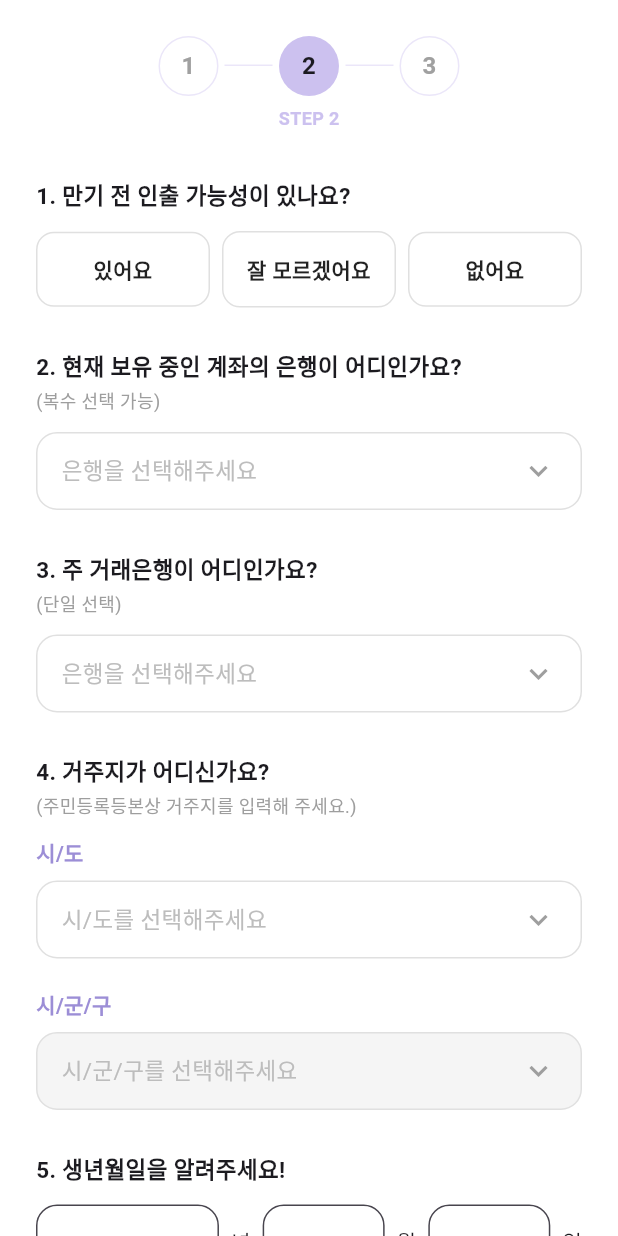
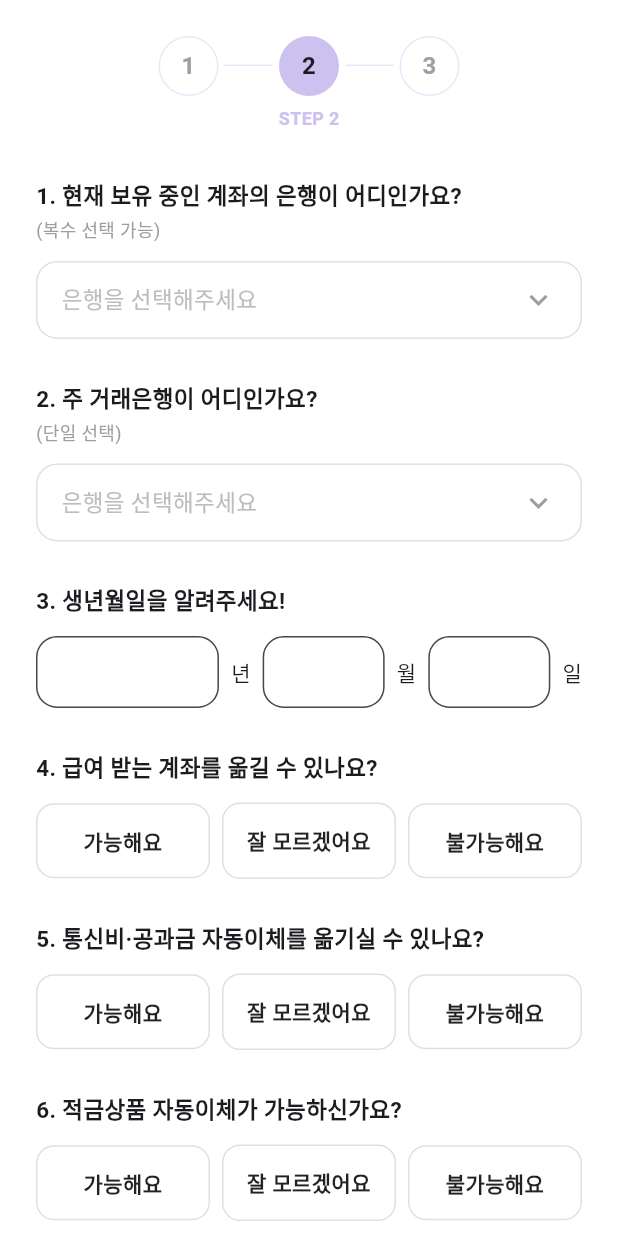
Before and after one commit to kakaotechcampus-4/ktc4-kyungpook-4, a Flutter app: the InputStep2Screen screen opened by its route, on a phone screen of 412 x 824 dp. Run offline on Flutter 3.47's test engine with Material 3 defaults, Android fonts, the phone set to English and light mode, and no system bars; our stand-ins replace flutter_riverpod, go_router.

Commit message:
feat(frontend): STEP1 금액 단위 통일 + STEP2 질문 정비
1) STEP1 목돈/월저축액 입력 단위를 "원"으로 통일하고 3자리 콤마 추가
   - onboarding_input.dart: maxLumpSum/maxMonthlySaving을 "천원" 단위에서
     "원" 단위로 변경 (10억원/1천만원, 실제 상한값은 동일)
   - thousands_separator_input_formatter.dart(신규): 입력 중 3자리마다
     콤마를 넣고 커서 위치도 올바르게 유지하는 TextInputFormatter
   - input_step1_screen.dart: suffixText를 "원"으로 통일(기존에 "만 원"으로
     잘못 바뀌어 있던 단위 불일치 버그도 같이 수정), 에러 문구에 콤마 적용
   - portfolio_provider.dart / api_client.dart: 화면 입력이 이미 "원"
     단위가 되어 API 호출 시 하던 ×1000 변환 제거

2) STEP2 질문 1번(만기 전 인출 가능성), 4번(거주지) 삭제
   - 우대조건으로 유효성이 낮다고 판단
   - onboarding_input.dart/onboarding_provider.dart: 관련 필드·메서드 제거
   - input_step3_screen.dart: 챗봇이 거주지 기반으로 새마을금고 안내 문구를
     만들던 로직을 일반 안내 문구로 단순화
   - 더 이상 안 쓰는 korea_regions.dart 데이터 파일 삭제

3) STEP2에 우대조건 질문 3개 추가 (공과금 자동이체 질문 다음)
   - "적금상품 자동이체가 가능하신가요?"
   - "연금수령(국민연금, 공무원연금 등) 계좌를 옮기실 수 있나요?"
   - "공제(새마을금고, 신협 등)가입 실적이 있으시거나, 가입 의사가 있으신가요?"
   - 응답 버튼은 기존 예/아니오/모름 구성과 동일하게 통일
   - 질문 추가·삭제에 맞춰 전체 질문 번호(1~13) 재정렬

flutter analyze 통과 확인.

Co-Authored-By: Claude Sonnet 5 <noreply@anthropic.com>

```diff
--- a/frontend/lib/data/korea_regions.dart
+++ /dev/null
@@ -1,83 +0,0 @@
-/// 거주지 선택(시/도 -> 시/군/구)에 쓰이는 대한민국 행정구역 목록.
-const Map<String, List<String>> koreaRegions = {
-  '서울특별시': [
-    '종로구', '중구', '용산구', '성동구', '광진구', '동대문구', '중랑구', '성북구',
-    '강북구', '도봉구', '노원구', '은평구', '서대문구', '마포구', '양천구', '강서구',
-    '구로구', '금천구', '영등포구', '동작구', '관악구', '서초구', '강남구', '송파구',
-    '강동구',
-  ],
-  '경기도': [
-    '수원시', '성남시', '의정부시', '안양시', '부천시', '광명시', '평택시', '동두천시',
-    '안산시', '고양시', '과천시', '구리시', '남양주시', '오산시', '시흥시', '군포시',
-    '의왕시', '하남시', '용인시', '파주시', '이천시', '안성시', '김포시', '화성시',
-    '광주시', '양주시', '포천시', '여주시', '연천군', '가평군', '양평군',
-  ],
-  '경상북도': [
-    '포항시', '경주시', '김천시', '안동시', '구미시', '영주시', '영천시', '상주시',
-    '문경시', '경산시', '의성군', '청송군', '영양군', '영덕군', '청도군', '고령군',
-    '성주군', '칠곡군', '예천군', '봉화군', '울진군', '울릉군',
-  ],
-  '경상남도': [
-    '창원시', '진주시', '통영시', '사천시', '김해시', '밀양시', '거제시', '양산시',
-    '의령군', '함안군', '창녕군', '고성군', '남해군', '하동군', '산청군', '함양군',
-    '거창군', '합천군',
-  ],
-  '충청북도': [
-    '청주시', '충주시', '제천시', '보은군', '옥천군', '영동군', '증평군', '진천군',
-    '괴산군', '음성군', '단양군',
-  ],
-  '충청남도': [
-    '천안시', '공주시', '보령시', '아산시', '서산시', '논산시', '계룡시', '당진시',
-    '금산군', '부여군', '서천군', '청양군', '홍성군', '예산군', '태안군',
-  ],
-  '전북특별자치도': [
-    '전주시', '군산시', '익산시', '정읍시', '남원시', '김제시', '완주군', '진안군',
-    '무주군', '장수군', '임실군', '순창군', '고창군', '부안군',
-  ],
-  '전라남도': [
-    '목포시', '여수시', '순천시', '나주시', '광양시', '담양군', '곡성군', '구례군',
-    '고흥군', '보성군', '화순군', '장흥군', '강진군', '해남군', '영암군', '무안군',
-    '함평군', '영광군', '장성군', '완도군', '진도군', '신안군',
-  ],
-  '강원특별자치도': [
-    '춘천시', '원주시', '강릉시', '동해시', '태백시', '속초시', '삼척시', '홍천군',
-    '횡성군', '영월군', '평창군', '정선군', '철원군', '화천군', '양구군', '인제군',
-    '고성군', '양양군',
-  ],
-  '제주특별자치도': ['제주시', '서귀포시'],
-  '부산광역시': [
-    '중구', '서구', '동구', '영도구', '부산진구', '동래구', '남구', '북구', '해운대구',
-    '사하구', '금정구', '강서구', '연제구', '수영구', '사상구', '기장군',
-  ],
-  '대구광역시': [
-    '중구', '동구', '서구', '남구', '북구', '수성구', '달서구', '달성군', '군위군',
-  ],
-  '인천광역시': [
-    '중구', '동구', '미추홀구', '연수구', '남동구', '부평구', '계양구', '서구',
-    '강화군', '옹진군',
-  ],
-  '광주광역시': ['동구', '서구', '남구', '북구', '광산구'],
-  '대전광역시': ['동구', '중구', '서구', '유성구', '대덕구'],
-  '울산광역시': ['중구', '남구', '동구', '북구', '울주군'],
-  '세종특별자치시': ['세종특별자치시'],
-};
-
-const List<String> koreaSidoOptions = [
-  '서울특별시',
-  '경기도',
-  '경상북도',
-  '경상남도',
-  '충청북도',
-  '충청남도',
-  '전북특별자치도',
-  '전라남도',
-  '강원특별자치도',
-  '제주특별자치도',
-  '부산광역시',
-  '대구광역시',
-  '인천광역시',
-  '광주광역시',
-  '대전광역시',
-  '울산광역시',
-  '세종특별자치시',
-];
--- a/frontend/lib/providers/portfolio_provider.dart
+++ b/frontend/lib/providers/portfolio_provider.dart
@@ -17,10 +17,10 @@ final recommendationProvider = FutureProvider.autoDispose<RecommendationResult>(
     final input = ref.watch(onboardingProvider);
     final client = ApiClient.instance;
 
-    // 화면 입력 단위는 "천 원" 이라, API 가 기대하는 원 단위로 변환해서 보낸다.
+    // 화면 입력 단위가 이미 "원"이라 변환 없이 그대로 보낸다.
     final profileId = await client.createProfile(
-      lumpSumWon: input.lumpSum * 1000,
-      monthlySavingWon: input.monthlySaving * 1000,
+      lumpSumWon: input.lumpSum,
+      monthlySavingWon: input.monthlySaving,
       periodMonths: input.periodMonths,
     );
     final options = await client.recommendPortfolios(profileId);
--- a/frontend/lib/screens/input/input_step2_screen.dart
+++ b/frontend/lib/screens/input/input_step2_screen.dart
@@ -4,10 +4,8 @@ import 'package:flutter_riverpod/flutter_riverpod.dart';
 import 'package:go_router/go_router.dart';
 
 import '../../data/bank_options.dart';
-import '../../data/korea_regions.dart';
 import '../../providers/onboarding_provider.dart';
 import '../../router/app_router.dart';
-import '../../theme/app_colors.dart';
 import '../../widgets/checkbox_option_list.dart';
 import '../../widgets/choice_chip_group.dart';
 import '../../widgets/next_step_button.dart';
@@ -39,7 +37,7 @@ class InputStep2Screen extends ConsumerStatefulWidget {
 }
 
 class _InputStep2ScreenState extends ConsumerState<InputStep2Screen> {
-  static const _questionCount = 12;
+  static const _questionCount = 13;
 
   final _questionKeys = List.generate(_questionCount, (_) => GlobalKey());
   final _revealed = <int>{};
@@ -83,7 +81,6 @@ class _InputStep2ScreenState extends ConsumerState<InputStep2Screen> {
   Widget build(BuildContext context) {
     final input = ref.watch(onboardingProvider);
     final notifier = ref.read(onboardingProvider.notifier);
-    final sigunguOptions = koreaRegions[input.residenceSido] ?? const [];
 
     return Scaffold(
       body: SafeArea(
@@ -97,20 +94,6 @@ class _InputStep2ScreenState extends ConsumerState<InputStep2Screen> {
               _QuestionBlock(
                 key: _questionKeys[0],
                 index: 1,
-                title: '만기 전 인출 가능성이 있나요?',
-                child: ChoiceChipGroup(
-                  options: const ['있어요', '잘 모르겠어요', '없어요'],
-                  selected: input.earlyWithdrawalPossibility,
-                  onSelected: (v) {
-                    notifier.updateEarlyWithdrawalPossibility(v);
-                    _revealNext(0);
-                  },
-                ),
-              ),
-              const SizedBox(height: 28),
-              _QuestionBlock(
-                key: _questionKeys[1],
-                index: 2,
                 title: '현재 보유 중인 계좌의 은행이 어디인가요?',
                 description: '(복수 선택 가능)',
                 child: SearchableSelectField(
@@ -124,8 +107,8 @@ class _InputStep2ScreenState extends ConsumerState<InputStep2Screen> {
               ),
               const SizedBox(height: 28),
               _QuestionBlock(
-                key: _questionKeys[2],
-                index: 3,
+                key: _questionKeys[1],
+                index: 2,
                 title: '주 거래은행이 어디인가요?',
                 description: '(단일 선택)',
                 child: SearchableSelectField(
@@ -135,51 +118,14 @@ class _InputStep2ScreenState extends ConsumerState<InputStep2Screen> {
                       input.mainBank.isEmpty ? const [] : [input.mainBank],
                   onSelect: (bank) {
                     notifier.updateMainBank(bank);
-                    _revealNext(2);
+                    _revealNext(1);
                   },
                 ),
               ),
               const SizedBox(height: 28),
               _QuestionBlock(
-                key: _questionKeys[3],
-                index: 4,
-                title: '거주지가 어디신가요?',
-                description: '(주민등록등본상 거주지를 입력해 주세요.)',
-                child: Column(
-                  crossAxisAlignment: CrossAxisAlignment.start,
-                  children: [
-                    const Text('시/도', style: _fieldLabelStyle),
-                    const SizedBox(height: 8),
-                    SearchableSelectField(
-                      hintText: '시/도를 선택해주세요',
-                      options: koreaSidoOptions,
-                      selectedValues: input.residenceSido.isEmpty
-                          ? const []
-                          : [input.residenceSido],
-                      onSelect: notifier.updateResidenceSido,
-                    ),
-                    const SizedBox(height: 20),
-                    const Text('시/군/구', style: _fieldLabelStyle),
-                    const SizedBox(height: 8),
-                    SearchableSelectField(
-                      hintText: '시/군/구를 선택해주세요',
-                      options: sigunguOptions,
-                      enabled: input.residenceSido.isNotEmpty,
-                      selectedValues: input.residenceSigungu.isEmpty
-                          ? const []
-                          : [input.residenceSigungu],
-                      onSelect: (v) {
-                        notifier.updateResidenceSigungu(v);
-                        _revealNext(3);
-                      },
-                    ),
-                  ],
-                ),
-              ),
-              const SizedBox(height: 28),
-              _QuestionBlock(
-                key: _questionKeys[4],
-                index: 5,
+                key: _questionKeys[2],
+                index: 3,
                 title: '생년월일을 알려주세요!',
                 child: Column(
                   crossAxisAlignment: CrossAxisAlignment.start,
@@ -232,7 +178,7 @@ class _InputStep2ScreenState extends ConsumerState<InputStep2Screen> {
                                 // 실제 존재하지 않는 날짜(13월, 2월 30일 등)면
                                 // 다음 질문을 미리 펼치지 않는다.
                                 if (ref.read(onboardingProvider).isBirthDateValid) {
-                                  _revealNext(4);
+                                  _revealNext(2);
                                 }
                               }
                             },
@@ -261,14 +207,42 @@ class _InputStep2ScreenState extends ConsumerState<InputStep2Screen> {
               ),
               const SizedBox(height: 28),
               _QuestionBlock(
-                key: _questionKeys[5],
-                index: 6,
+                key: _questionKeys[3],
+                index: 4,
                 title: '급여 받는 계좌를 옮길 수 있나요?',
                 child: ChoiceChipGroup(
                   options: _yesNoUnknownOptions,
                   selected: input.salaryAccountTransferable,
                   onSelected: (v) {
                     notifier.updateSalaryAccountTransferable(v);
+                    _revealNext(3);
+                  },
+                ),
+              ),
+              const SizedBox(height: 28),
+              _QuestionBlock(
+                key: _questionKeys[4],
+                index: 5,
+                title: '통신비·공과금 자동이체를 옮기실 수 있나요?',
+                child: ChoiceChipGroup(
+                  options: _yesNoUnknownOptions,
+                  selected: input.autoTransferMovable,
+                  onSelected: (v) {
+                    notifier.updateAutoTransferMovable(v);
+                    _revealNext(4);
+                  },
+                ),
+              ),
+              const SizedBox(height: 28),
+              _QuestionBlock(
+                key: _questionKeys[5],
+                index: 6,
+                title: '적금상품 자동이체가 가능하신가요?',
+                child: ChoiceChipGroup(
+                  options: _yesNoUnknownOptions,
+                  selected: input.savingsAutoTransferPossible,
+                  onSelected: (v) {
+                    notifier.updateSavingsAutoTransferPossible(v);
                     _revealNext(5);
                   },
                 ),
@@ -277,12 +251,12 @@ class _InputStep2ScreenState extends ConsumerState<InputStep2Screen> {
               _QuestionBlock(
                 key: _questionKeys[6],
                 index: 7,
-                title: '통신비·공과금 자동이체를 옮기실 수 있나요?',
+                title: '연금수령(국민연금, 공무원연금 등) 계좌를 옮기실 수 있나요?',
                 child: ChoiceChipGroup(
                   options: _yesNoUnknownOptions,
-                  selected: input.autoTransferMovable,
+                  selected: input.pensionAccountTransferable,
                   onSelected: (v) {
-                    notifier.updateAutoTransferMovable(v);
+                    notifier.updatePensionAccountTransferable(v);
                     _revealNext(6);
                   },
                 ),
@@ -291,6 +265,20 @@ class _InputStep2ScreenState extends ConsumerState<InputStep2Screen> {
               _QuestionBlock(
                 key: _questionKeys[7],
                 index: 8,
+                title: '공제(새마을금고, 신협 등)가입 실적이 있으시거나, 가입 의사가 있으신가요?',
+                child: ChoiceChipGroup(
+                  options: _yesNoUnknownOptions,
+                  selected: input.cooperativeInsuranceJoinStatus,
+                  onSelected: (v) {
+                    notifier.updateCooperativeInsuranceJoinStatus(v);
+                    _revealNext(7);
+                  },
+                ),
+              ),
+              const SizedBox(height: 28),
+              _QuestionBlock(
+                key: _questionKeys[8],
+                index: 9,
                 title: '매 달 카드를 얼마나 쓰시나요?',
                 child: ChoiceChipGroup(
                   itemsPerRow: 2,
@@ -305,21 +293,6 @@ class _InputStep2ScreenState extends ConsumerState<InputStep2Screen> {
                   selected: input.monthlyCardSpending,
                   onSelected: (v) {
                     notifier.updateMonthlyCardSpending(v);
-                    _revealNext(7);
-                  },
-                ),
-              ),
-              const SizedBox(height: 28),
-              _QuestionBlock(
-                key: _questionKeys[8],
-                index: 9,
-                title: '마케팅 정보 수신에 동의하실 수 있나요?',
-                description: '(마케팅 정보 수신에 따라 받을 수 있는 우대금리를 확인합니다.)',
-                child: ChoiceChipGroup(
-                  options: _yesNoUnknownOptions,
-                  selected: input.marketingConsent,
-                  onSelected: (v) {
-                    notifier.updateMarketingConsent(v);
                     _revealNext(8);
                   },
                 ),
@@ -328,13 +301,13 @@ class _InputStep2ScreenState extends ConsumerState<InputStep2Screen> {
               _QuestionBlock(
                 key: _questionKeys[9],
                 index: 10,
-                title: '해당 은행 앱을 설치해서 쓰실 수 있나요?',
-                description: '(비대면 가입이나 앱 로그인으로 적용받는 우대금리를 확인합니다.)',
+                title: '마케팅 정보 수신에 동의하실 수 있나요?',
+                description: '(마케팅 정보 수신에 따라 받을 수 있는 우대금리를 확인합니다.)',
                 child: ChoiceChipGroup(
                   options: _yesNoUnknownOptions,
-                  selected: input.canInstallBankApp,
+                  selected: input.marketingConsent,
                   onSelected: (v) {
-                    notifier.updateCanInstallBankApp(v);
+                    notifier.updateMarketingConsent(v);
                     _revealNext(9);
                   },
                 ),
@@ -343,6 +316,21 @@ class _InputStep2ScreenState extends ConsumerState<InputStep2Screen> {
               _QuestionBlock(
                 key: _questionKeys[10],
                 index: 11,
+                title: '해당 은행 앱을 설치해서 쓰실 수 있나요?',
+                description: '(비대면 가입이나 앱 로그인으로 적용받는 우대금리를 확인합니다.)',
+                child: ChoiceChipGroup(
+                  options: _yesNoUnknownOptions,
+                  selected: input.canInstallBankApp,
+                  onSelected: (v) {
+                    notifier.updateCanInstallBankApp(v);
+                    _revealNext(10);
+                  },
+                ),
+              ),
+              const SizedBox(height: 28),
+              _QuestionBlock(
+                key: _questionKeys[11],
+                index: 12,
                 title: '비과세종합저축 관련, 해당하는 항목을 모두 선택해주세요.',
                 child: CheckboxOptionList(
                   options: _taxExemptOptions,
@@ -354,8 +342,8 @@ class _InputStep2ScreenState extends ConsumerState<InputStep2Screen> {
               ),
               const SizedBox(height: 28),
               _QuestionBlock(
-                key: _questionKeys[11],
-                index: 12,
+                key: _questionKeys[12],
+                index: 13,
                 title: '다음 중 해당하는 항목이 있으신가요?',
                 description: '(항목별 우대금리 정보를 확인합니다.)',
                 child: CheckboxOptionList(
@@ -383,12 +371,6 @@ class _InputStep2ScreenState extends ConsumerState<InputStep2Screen> {
     );
   }
 }
-
-const _fieldLabelStyle = TextStyle(
-  fontSize: 14,
-  fontWeight: FontWeight.w600,
-  color: AppColors.labelPurple,
-);
 
 class _QuestionBlock extends StatelessWidget {
   final int index;
--- a/frontend/lib/screens/input/input_step3_screen.dart
+++ b/frontend/lib/screens/input/input_step3_screen.dart
@@ -434,14 +434,8 @@ class _InputStep3ScreenState extends ConsumerState<InputStep3Screen> {
   }
 
   String _buildEligibilityMessage(List<String> institutions, OnboardingInput input) {
-    final mentionsMg = institutions.contains('새마을금고');
-    final region = [input.residenceSido, input.residenceSigungu]
-        .where((s) => s.isNotEmpty)
-        .join(' ');
     final label = institutions.isEmpty ? _mutualBanks.join('·') : institutions.join('·');
-    final intro = (mentionsMg && region.isNotEmpty)
-        ? '좋아요, 거주지(직장)를 기준으로 새마을금고는\n$region 지역 금고로 찾아볼게요.\n\n'
-        : '좋아요, $label 조건으로 찾아볼게요.\n\n';
+    final intro = '좋아요, $label 조건으로 찾아볼게요.\n\n';
     return '$intro'
         '비과세 혜택은 총급여 7,000만원 이하일 때\n적용돼요.\n'
         '(2026년부터 기준이 이렇게 바뀌었어요)\n\n'
--- a/frontend/lib/services/api_client.dart
+++ b/frontend/lib/services/api_client.dart
@@ -38,7 +38,7 @@ class ApiClient {
   }
 
   /// STEP1 입력값으로 프로필을 만들고 profile_id 를 반환한다.
-  /// 금액은 원 단위로 넘겨야 한다 (화면 입력은 "천 원" 단위이므로 호출부에서 1000을 곱한다).
+  /// 금액은 원 단위로 넘겨야 한다 (화면 입력 단위도 "원"이라 변환 없이 그대로 전달됨).
   Future<int> createProfile({
     required int lumpSumWon,
     required int monthlySavingWon,
```
Also changed, not shown: frontend/lib/models/onboarding_input.dart (+21 -18 lines), frontend/lib/providers/onboarding_provider.dart (+9 -11 lines), frontend/lib/screens/input/input_step1_screen.dart (+26 -11 lines), frontend/lib/utils/thousands_separator_input_formatter.dart (added, +52 -0 lines).
